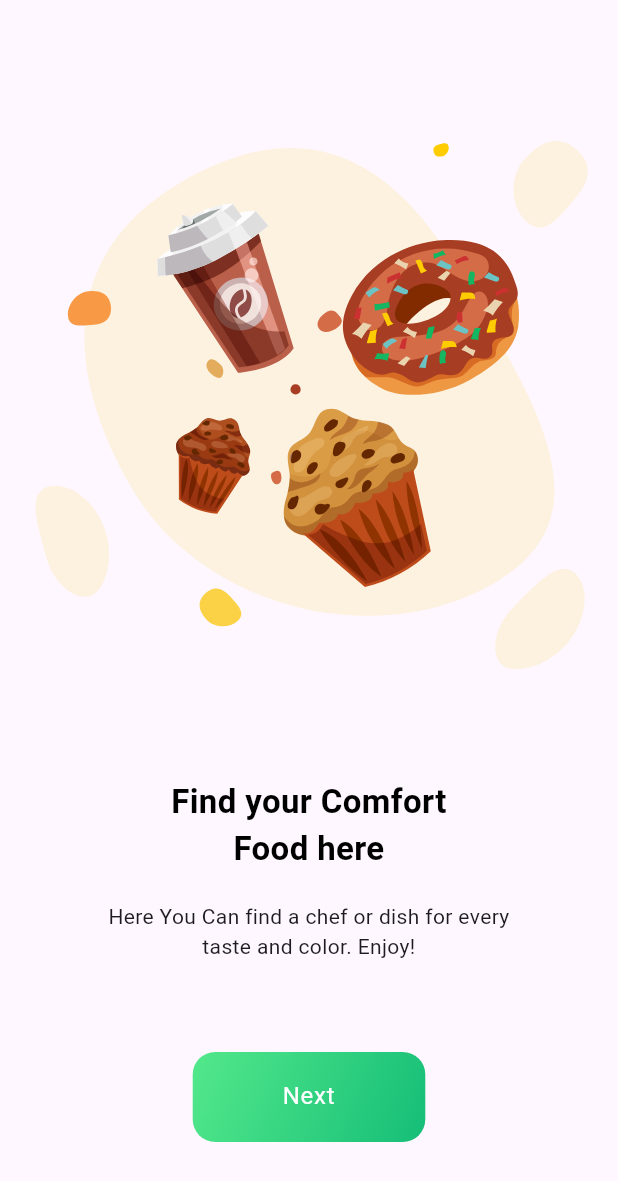
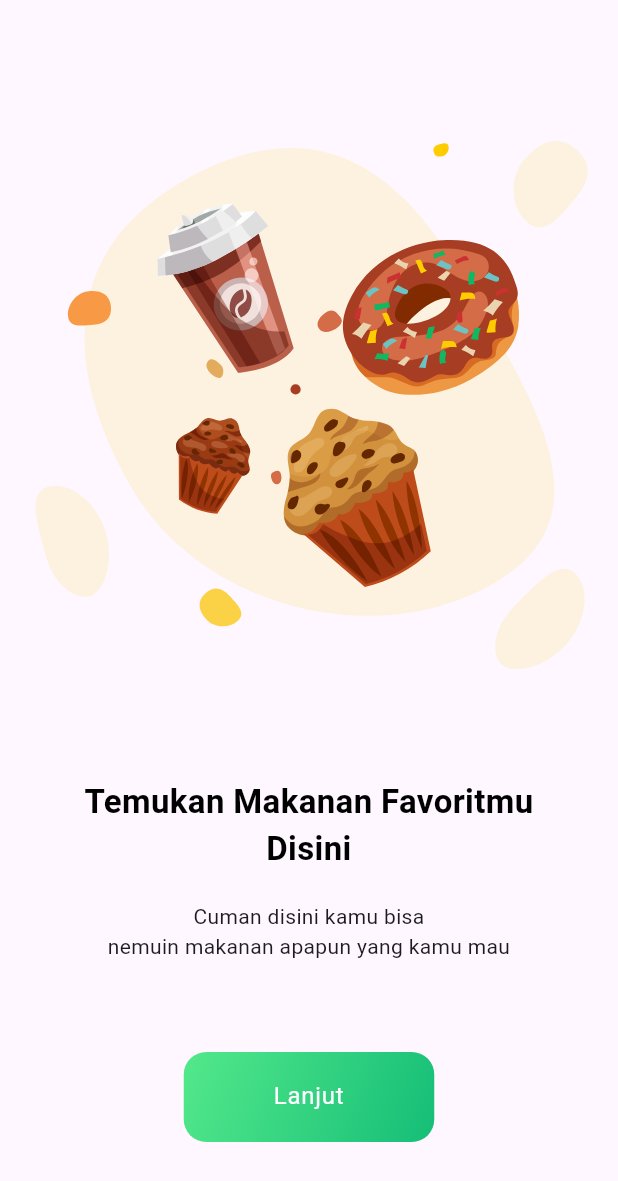
Before and after one commit to strhmdn14102004/Toko-Makanan, a Flutter app: the screen it shows after launch, on a phone screen of 412 x 824 dp. Shown: the top 1181 px of the screen. Run offline on Flutter 3.47's test engine with Material 3 defaults, Android fonts, the phone set to English and light mode, and no system bars; our stand-ins replace bloc, cloud_firestore, dio, equatable, firebase_auth, firebase_core and 11 more; accounts and stored records are empty.

Commit message:
update
update

```diff
--- a/lib/src/app.dart
+++ b/lib/src/app.dart
@@ -23,7 +23,7 @@ class MyApp extends StatelessWidget {
 
         return MaterialApp(
           debugShowCheckedModeBanner: false,
-          title: "Food Ninja",
+          title: "Sasat Toko",
           theme: themeData,
           onGenerateRoute: AppRouter.onGenerateRoute,
         );
--- a/lib/src/presentation/screens/onboarding/onboarding_first_screen.dart
+++ b/lib/src/presentation/screens/onboarding/onboarding_first_screen.dart
@@ -39,18 +39,18 @@ class _OnboardingFirstScreenState extends State<OnboardingFirstScreen> {
               ),
               const SizedBox(height: 40),
               Text(
-                "Find your Comfort \nFood here",
+                "Temukan Makanan Favoritmu \nDisini",
                 textAlign: TextAlign.center,
                 style: CustomTextStyle.size22Weight600Text(),
               ),
               const SizedBox(height: 20),
               const Text(
-                "Here You Can find a chef or dish for every \ntaste and color. Enjoy!",
+                "Cuman disini kamu bisa \nnemuin makanan apapun yang kamu mau",
                 textAlign: TextAlign.center,
               ),
               const SizedBox(height: 60),
               PrimaryButton(
-                text: "Next",
+                text: "Lanjut",
                 onTap: () {
                   Navigator.pushNamed(
                     context,
--- a/lib/src/presentation/screens/onboarding/onboarding_second_screen.dart
+++ b/lib/src/presentation/screens/onboarding/onboarding_second_screen.dart
@@ -20,18 +20,18 @@ class OnboardingSecondScreen extends StatelessWidget {
               ),
               const SizedBox(height: 40),
               Text(
-                "Food Ninja is Where Your Comfort \nFood Lives",
+                "Sasat\nToko ",
                 textAlign: TextAlign.center,
                 style: CustomTextStyle.size22Weight600Text(),
               ),
               const SizedBox(height: 20),
               const Text(
-                "Enjoy a fast and smooth food delivery at your \ndoorstep",
+                "Nikmati Pengalaman\nPengiriman yang sangat cepat",
                 textAlign: TextAlign.center,
               ),
               const SizedBox(height: 60),
               PrimaryButton(
-                text: "Next",
+                text: "Lanjut",
                 onTap: () {
                   Navigator.pushNamed(
                     context,
```
